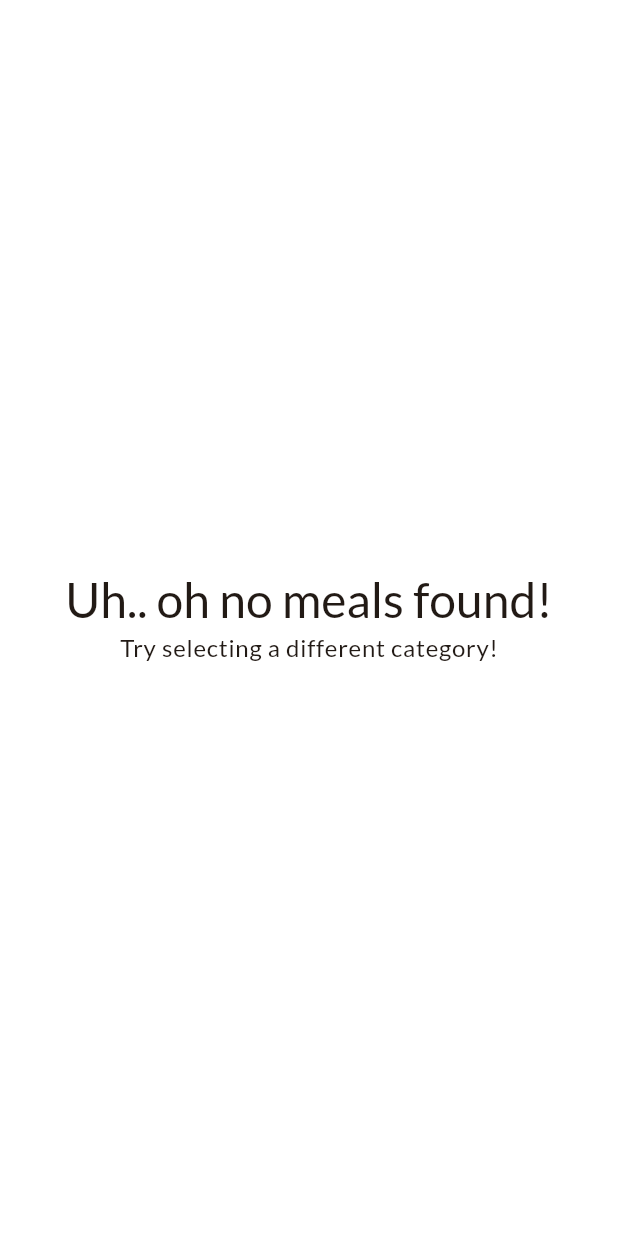
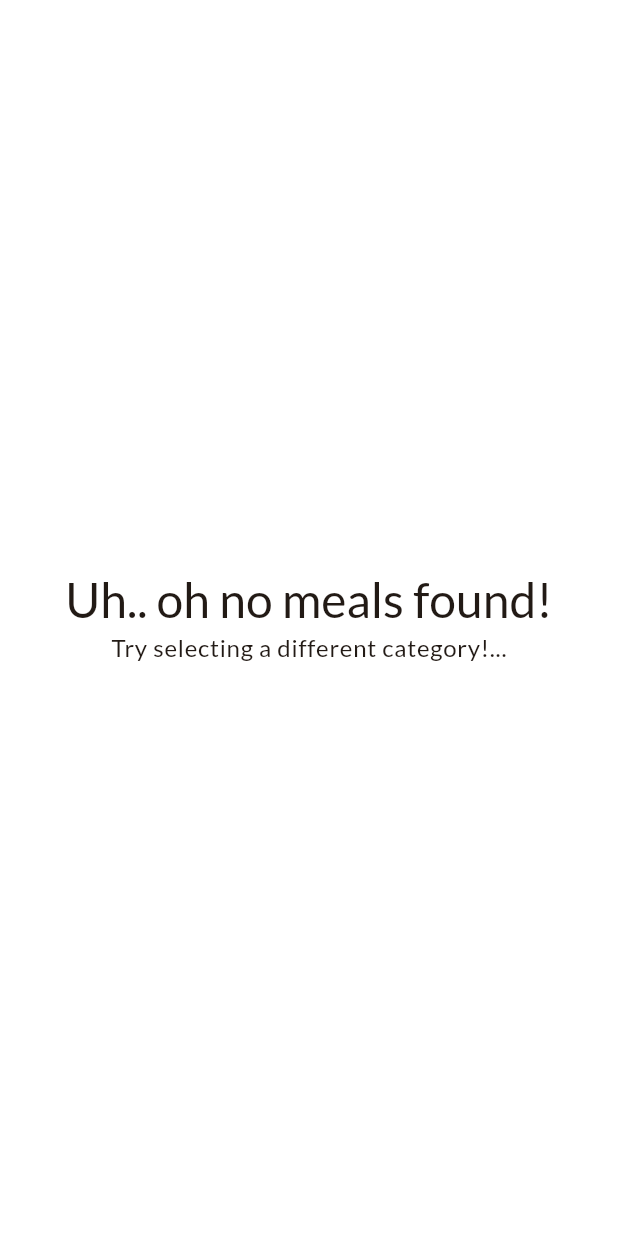
Before and after one commit to halocodes/meals_app_demo, a Flutter app: the MealsScreen screen opened directly with empty values, on a phone screen of 412 x 824 dp. Run offline on Flutter 3.47's test engine with Material 3 defaults, Android fonts, the phone set to English and light mode, and no system bars; our stand-ins replace google_fonts, transparent_image.

```diff
--- a/lib/screens/meal_screen.dart
+++ b/lib/screens/meal_screen.dart
@@ -21,7 +21,7 @@ class MealsScreen extends StatelessWidget {
             ),
           ),
           Text(
-            'Try selecting a different category!',
+            'Try selecting a different category!...',
             style: Theme.of(context).textTheme.bodyLarge!.copyWith(
               color: Theme.of(context).colorScheme.onSurface,
             ),
```
